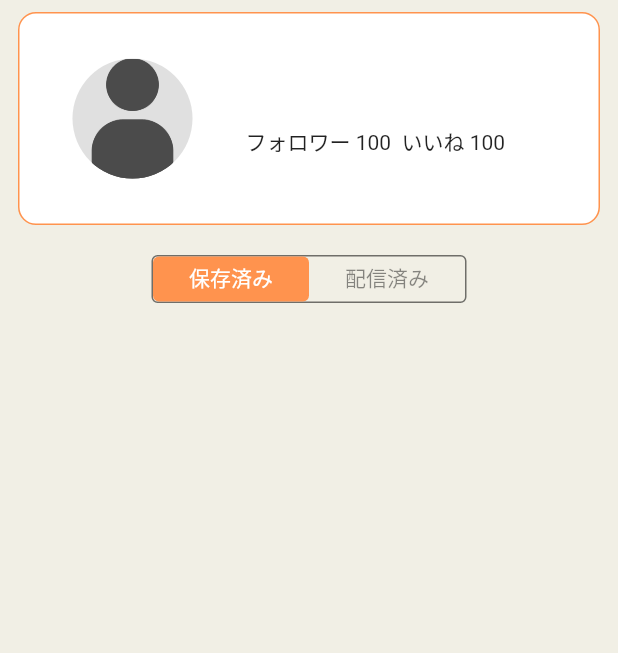
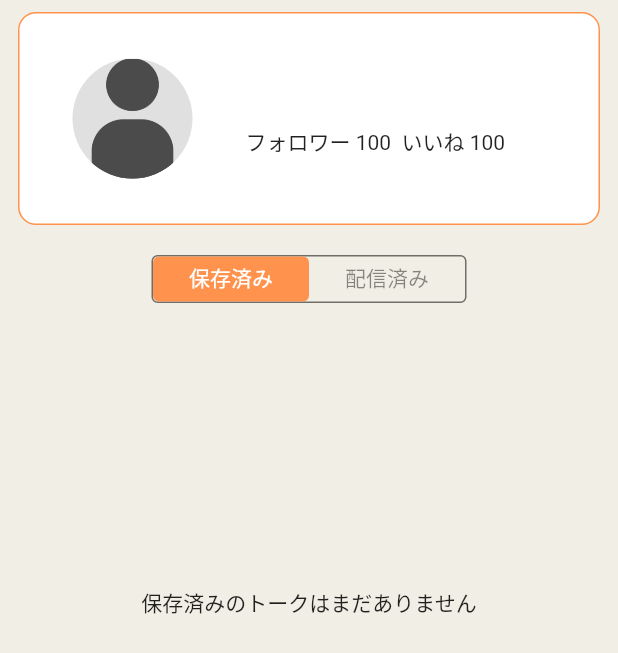
Before and after one commit to masa-tokyo/pop_talk, a Flutter app: the AuthorizedMyTalkPage widget shown alone on an empty page, opened directly with empty values, on a phone screen of 412 x 824 dp. Shown: the top 653 px of the screen. Run offline on Flutter 3.47's test engine with Material 2 defaults, Android fonts, the phone set to English and light mode, and no system bars; our stand-ins replace cloud_firestore, firebase_auth, firebase_core, firebase_storage, flutter_dotenv, flutter_riverpod and 7 more; missing offline and left inert: flutter_sound; accounts and stored records are empty; network calls fail; statements that could not run were skipped; project files that could hold a hidden picture were left out.

Commit message:
表示するトークがない時、その旨を画面に表示する

```diff
--- a/lib/presentation/ui/templates/my_talk/authorized_my_talk_page.dart
+++ b/lib/presentation/ui/templates/my_talk/authorized_my_talk_page.dart
@@ -1,6 +1,8 @@
 import 'package:flutter/material.dart';
+import 'package:flutter_riverpod/flutter_riverpod.dart';
 import 'package:pop_talk/domain/model/talk_item.dart';
 import 'package:pop_talk/domain/model/authed_user.dart';
+import 'package:pop_talk/presentation/notifier/my_talk.dart';
 import 'package:pop_talk/presentation/ui/organisms/talk_tile.dart';
 
 class AuthorizedMyTalkPage extends StatefulWidget {
@@ -132,13 +134,26 @@ class _AuthorizedMyTalkPageState extends State<AuthorizedMyTalkPage> {
                     ),
                     Container(
                       height: _tabIndex == 0
-                          ? (175 * widget.savedTalkItems.length).toDouble()
-                          : (195 * widget.postedTalkItems.length).toDouble(),
+                          ? widget.savedTalkItems.isEmpty
+                              ? 400
+                              : (175 * widget.savedTalkItems.length).toDouble()
+                          : widget.postedTalkItems.isEmpty
+                              ? 400
+                              : (195 * widget.postedTalkItems.length)
+                                  .toDouble(),
                       constraints: const BoxConstraints(maxWidth: 600),
-                      child: TabBarView(
+                      child: Consumer(builder: (context, watch, _) {
+                        return TabBarView(
                           children: [
-                          ListView.builder(
-                            physics: const NeverScrollableScrollPhysics(),
+                            widget.savedTalkItems.isEmpty
+                                ? const Center(
+                                    child: Text(
+                                      '保存済みのトークはまだありません',
+                                    ),
+                                  )
+                                : ListView.builder(
+                                    physics:
+                                        const NeverScrollableScrollPhysics(),
                                     itemCount: widget.savedTalkItems.length,
                                     itemBuilder: (BuildContext context, int i) {
                                       return TalkTile(
@@ -147,8 +162,15 @@ class _AuthorizedMyTalkPageState extends State<AuthorizedMyTalkPage> {
                                       );
                                     },
                                   ),
-                          ListView.builder(
-                            physics: const NeverScrollableScrollPhysics(),
+                            widget.postedTalkItems.isEmpty
+                                ? const Center(
+                                    child: Text(
+                                      '配信済みのトークはまだありません',
+                                    ),
+                                  )
+                                : ListView.builder(
+                                    physics:
+                                        const NeverScrollableScrollPhysics(),
                                     itemCount: widget.postedTalkItems.length,
                                     itemBuilder: (BuildContext context, int i) {
                                       return TalkTile(
@@ -158,7 +180,8 @@ class _AuthorizedMyTalkPageState extends State<AuthorizedMyTalkPage> {
                                     },
                                   ),
                           ],
-                      ),
+                        );
+                      }),
                     ),
                   ],
                 ),
--- a/lib/presentation/ui/templates/my_talk/unauthorized_my_talk_page.dart
+++ b/lib/presentation/ui/templates/my_talk/unauthorized_my_talk_page.dart
@@ -82,9 +82,17 @@ class UnauthorizedMyTalkPage extends StatelessWidget {
               ),
             ),
             Container(
-              height: (175 * savedTalkItems.length).toDouble(),
+              height: savedTalkItems.isEmpty
+                  ? 400
+                  : (175 * savedTalkItems.length).toDouble(),
               constraints: const BoxConstraints(maxWidth: 600),
-              child: ListView.builder(
+              child: savedTalkItems.isEmpty
+                  ? const Center(
+                      child: Text(
+                        '保存済みのトークはまだありません',
+                      ),
+                    )
+                  : ListView.builder(
                       physics: const NeverScrollableScrollPhysics(),
                       itemCount: savedTalkItems.length,
                       itemBuilder: (BuildContext context, int i) {
```
Lines whose indentation alone changed are shown as unchanged.
